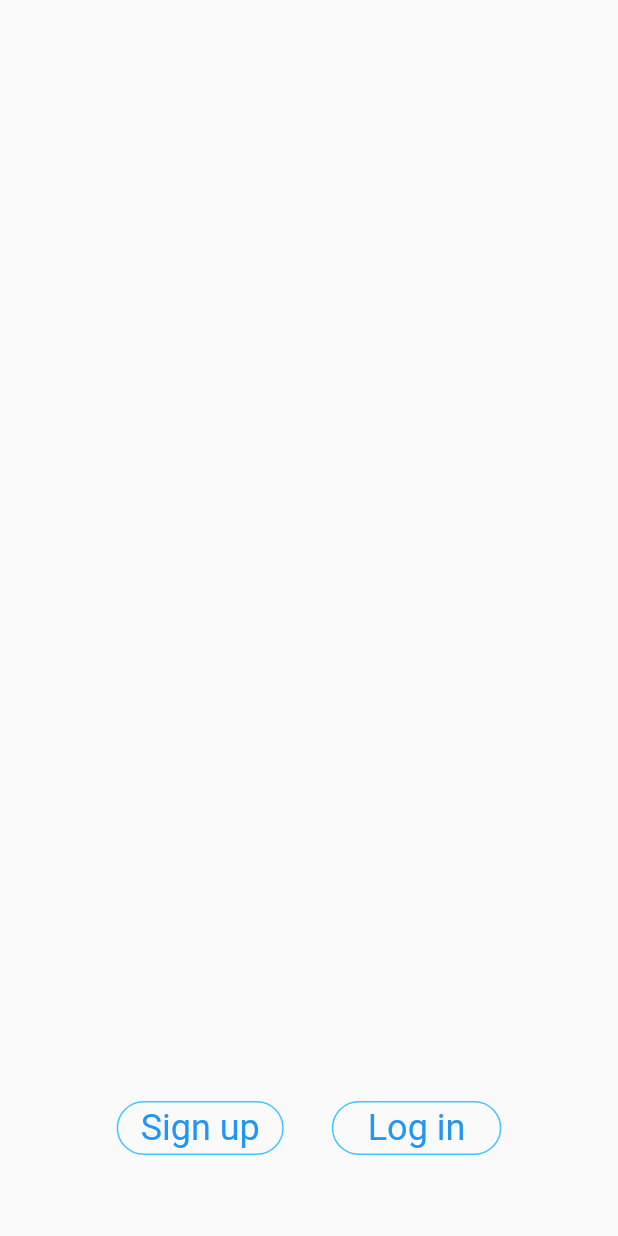
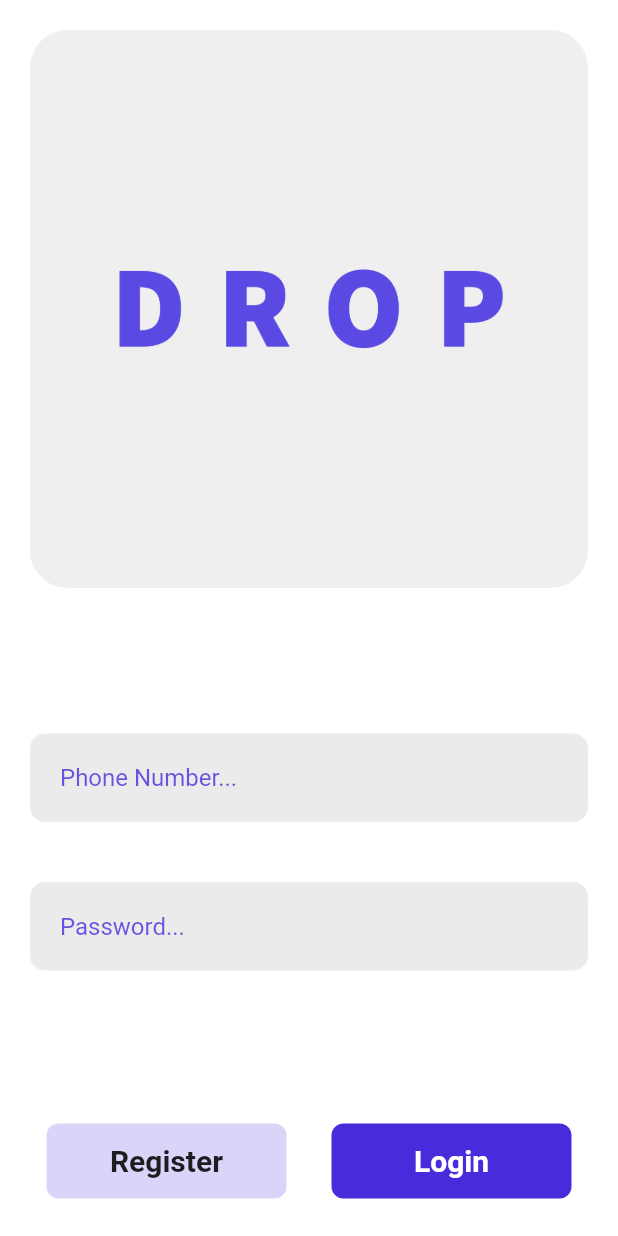
Before and after one commit to anshumankomawar/ProfileDrop, a Flutter app: the screen it shows after launch, on a phone screen of 412 x 824 dp. Run offline on Flutter 3.47's test engine with Material 2 defaults, Android fonts, the phone set to English and light mode, and no system bars; our stand-ins replace flutter_map, latlong2, sliding_up_panel; missing offline and left inert: mongo_dart, user_location.

Commit message:
Created new splash page

```diff
--- a/frontend/lib/SplashPanel.dart
+++ b/frontend/lib/SplashPanel.dart
@@ -1,3 +1,5 @@
+import 'dart:ui';
+
 import 'package:flutter/cupertino.dart';
 import 'package:flutter/material.dart';
 
@@ -11,51 +13,167 @@ class SplashPanel extends StatefulWidget {
 class _SplashPanelState extends State<SplashPanel> {
   @override
   Widget build(BuildContext context) {
+    final password = TextEditingController();
+    final username = TextEditingController();
+
     return Material(
-      child: Container(
-          child: Padding(
-        padding: const EdgeInsets.fromLTRB(0, 0, 0, 48),
-        child: Row(
-            mainAxisAlignment: MainAxisAlignment.center,
-            crossAxisAlignment: CrossAxisAlignment.end,
+      // color: Color(0xFF472cdc),
+      color: Colors.white,
+      child: SafeArea(
+        child: Column(
+          crossAxisAlignment: CrossAxisAlignment.center,
+          mainAxisAlignment: MainAxisAlignment.spaceBetween,
           children: [
             Padding(
-                padding: const EdgeInsets.fromLTRB(0, 0, 16, 0),
-                child: TextButton(
-                  style: TextButton.styleFrom(
-                    padding: EdgeInsets.fromLTRB(16, 0, 16, 0),
-                    textStyle:
-                        const TextStyle(fontSize: 24, color: Colors.grey),
-                    shape: RoundedRectangleBorder(
-                        borderRadius: BorderRadius.circular(32.0),
-                        side: BorderSide(color: Colors.lightBlueAccent)),
+              padding: const EdgeInsets.all(20.0),
+              child: Container(
+                decoration: BoxDecoration(
+                  borderRadius: BorderRadius.circular(25),
+                  boxShadow: [
+                    BoxShadow(
+                      color: Colors.white.withOpacity(0.2),
+                      spreadRadius: 5,
+                      blurRadius: 7,
                     ),
-                  onPressed: () {
-                    Navigator.popAndPushNamed(context, '/registration');
+                  ],
+                ),
+                child: ClipRRect(
+                  borderRadius: BorderRadius.circular(25),
+                  child: Image.asset("lib/drop-logos.jpeg"),
+                ),
+              ),
+            ),
+            Column(
+              children: [
+                Padding(
+                  padding: const EdgeInsets.all(20.0),
+                  child: Container(
+                    decoration: BoxDecoration(
+                      borderRadius: BorderRadius.circular(10),
+                      color: Color(0xFFebebeb)
+                    ),
+                    child: TextFormField(
+                      controller: username,
+                      validator: (value) {
+                        if (value == null || value.isEmpty || isValidPhoneNumber(value)) {
+                          return 'Please enter a valid phone number';
+                        }
+                        return null;
                       },
-                  child: const Text('Sign up'),
+                      cursorColor: Color(0xFF472cdc),
+                      decoration: InputDecoration(
+                        contentPadding: EdgeInsets.all(20),
+                        hintText: "Phone Number...",
+                        hintStyle: TextStyle(
+                          color: Color(0xFF472cdc).withOpacity(0.8)
+                        ),
+                        border: InputBorder.none
+                        // floatingLabelBehavior: FloatingLabelBehavior.always,
+                        // border: OutlineInputBorder(
+                        //   borderRadius: BorderRadius.circular(10),
+                        // )
+                      ),
+                    ),
                   ),
                 ),
                 Padding(
-                padding: const EdgeInsets.fromLTRB(16, 0, 0, 0),
-                child: TextButton(
-                  style: TextButton.styleFrom(
-                    padding: EdgeInsets.fromLTRB(24, 0, 24, 0),
-                    textStyle:
-                        const TextStyle(fontSize: 24, color: Colors.grey),
-                    shape: RoundedRectangleBorder(
-                      borderRadius: BorderRadius.circular(32.0),
-                      side: BorderSide(color: Colors.lightBlueAccent),
+                  padding: const EdgeInsets.all(20.0),
+                  child: Container(
+                    decoration: BoxDecoration(
+                      borderRadius: BorderRadius.circular(10),
+                      color: Color(0xFFebebeb)
+                    ),
+                    child: TextFormField(
+                      controller: username,
+                      validator: (value) {
+                        if (value == null || value.isEmpty) {
+                          return 'Please enter a valid password';
+                        }
+                        return null;
+                      },
+                      cursorColor: Color(0xFF472cdc),
+                      decoration: InputDecoration(
+                        contentPadding: EdgeInsets.all(20),
+                        hintText: "Password...",
+                        hintStyle: TextStyle(
+                          color: Color(0xFF472cdc).withOpacity(0.8)
+                        ),
+                        border: InputBorder.none
+                        // floatingLabelBehavior: FloatingLabelBehavior.always,
+                        // border: OutlineInputBorder(
+                        //   borderRadius: BorderRadius.circular(10),
+                        // )
                       ),
                     ),
-                  onPressed: () {
-                    Navigator.popAndPushNamed(context, '/login');
-                  },
-                  child: const Text('Log in'),
                   ),
                 ),
-            ]),
-      )),
+              ],
+            ),
+
+            Row(
+              mainAxisAlignment: MainAxisAlignment.center,
+              children: [
+                GestureDetector(
+                  child: Container(
+                    width: 160,
+                    height: 50,
+                    decoration: BoxDecoration(
+                      // border: Border.all(
+                      //   color: Color(0xFF472cdc).withOpacity(0.5),
+                      //   style: BorderStyle.solid,
+                      //   width: 1.5,
+                      // ),
+                      color: Color(0xFF472cdc).withOpacity(0.2),
+                      borderRadius: BorderRadius.circular(8.0),
+                    ),
+                    child: const Center(
+                      child: Text(
+                        "Register",
+                        style: TextStyle(
+                          fontSize: 20,
+                          fontWeight: FontWeight.w600,
+                        ),
+                      ),
+                    )
+                  )
+                ),
+                const Padding(padding: EdgeInsets.fromLTRB(30, 50, 0, 50)),
+                GestureDetector(
+                  child: Container(
+                    width: 160,
+                    height: 50,
+                    decoration: BoxDecoration(
+                      color: Color(0xFF472cdc),
+                      borderRadius: BorderRadius.circular(8.0),
+                    ),
+                    child: const Center(
+                      child: Text(
+                        "Login",
+                        style: TextStyle(
+                          color: Colors.white,
+                          fontSize: 20,
+                          fontWeight: FontWeight.w600,
+                        ),
+                      )
+                    ),
+                  )
+                ),
+              ],
+            )
+          ],
+        )
+      ),
     );
   }
 }
+
+bool isValidPhoneNumber(String value) {
+  List numbers = ['0', '1', '2', '3', '4', '5', '6', '7', '8', '9'];
+  int count = 0;
+  for (int i = 0; i < value.length; i++) {
+    if (numbers.contains(value[i])) {
+      count += 1;
+    }
+  }
+  return count == 10;
+}
--- a/frontend/pubspec.yaml
+++ b/frontend/pubspec.yaml
@@ -69,7 +69,7 @@ flutter:
   # To add assets to your application, add an assets section, like this:
   assets:
     - ./lib/Events/parkimage.jpg
-    # - images/a_dot_ham.jpeg
+    - ./lib/drop-logos.jpeg
 
   # An image asset can refer to one or more resolution-specific "variants", see
   # https://flutter.dev/assets-and-images/#resolution-aware.
```
Also changed, not shown: frontend/lib/drop-logos.jpeg (added), frontend/pubspec.lock. Lines whose indentation alone changed are shown as unchanged.
